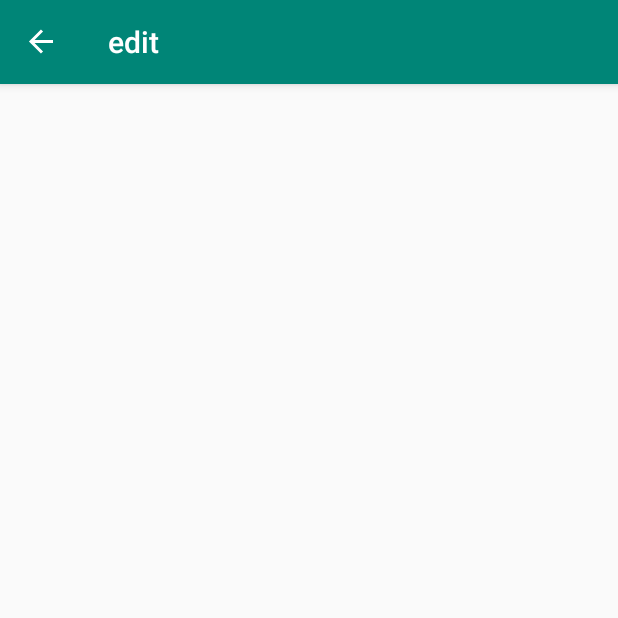
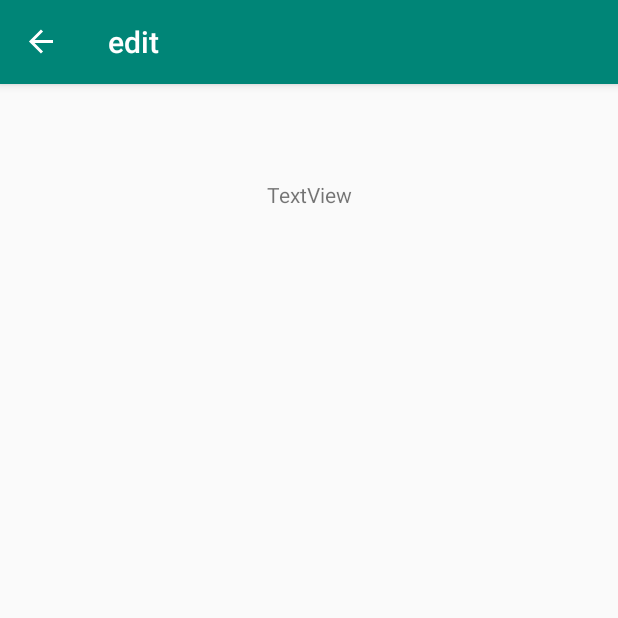
Before and after one commit to tee29909/finalPhon2, an Android app: the edit screen opened through its navigation route, on a phone screen of 412 x 824 dp, the top half of it. Run offline under Robolectric (Android 15) with nearby library versions, the phone set to English and light mode, and no system bars; our stand-ins replace Room's generated code, Timber, data binding, navigation-ui.

Commit message:
new code

```diff
--- a/app/build.gradle
+++ b/app/build.gradle
@@ -46,8 +46,9 @@ dependencies {
     implementation 'androidx.lifecycle:lifecycle-extensions:2.0.0'
     implementation "androidx.navigation:navigation-fragment-ktx:$nav_version"
     implementation "androidx.navigation:navigation-ui-ktx:$nav_version"
-
-
+    implementation "org.jetbrains.kotlinx:kotlinx-coroutines-core:$coroutine_version"
+    implementation "org.jetbrains.kotlinx:kotlinx-coroutines-android:$coroutine_version"
+    implementation 'androidx.recyclerview:recyclerview:1.0.0'
     implementation "androidx.room:room-runtime:$room_version"
     implementation 'androidx.legacy:legacy-support-v4:1.0.0'
     kapt "androidx.room:room-compiler:$room_version"
--- a/app/src/main/java/buu/informatics/s59160102/luckyperson/ListPersonAdapter.kt
+++ /dev/null
@@ -1 +0,0 @@
-package buu.informatics.s59160102.luckyperson
--- a/app/src/main/java/buu/informatics/s59160102/luckyperson/ViewModelAdd.kt
+++ b/app/src/main/java/buu/informatics/s59160102/luckyperson/ViewModelAdd.kt
@@ -1,14 +1,13 @@
 package buu.informatics.s59160102.luckyperson
 
 import android.app.Application
-import android.provider.SyncStateContract.Helpers.insert
 import android.util.Log
 import androidx.lifecycle.AndroidViewModel
 import androidx.lifecycle.LiveData
 import androidx.lifecycle.MutableLiveData
 import androidx.lifecycle.Transformations
-import buu.informatics.s59160102.luckyperson.Database.ListName
-import buu.informatics.s59160102.luckyperson.Database.editDao
+import buu.informatics.s59160102.luckyperson.database.ListName
+import buu.informatics.s59160102.luckyperson.database.editDao
 import kotlinx.coroutines.*
 
 class ViewModelAdd (
--- a/app/src/main/java/buu/informatics/s59160102/luckyperson/ViewModelAddFactory.kt
+++ b/app/src/main/java/buu/informatics/s59160102/luckyperson/ViewModelAddFactory.kt
@@ -3,7 +3,7 @@ package buu.informatics.s59160102.luckyperson
 import android.app.Application
 import androidx.lifecycle.ViewModel
 import androidx.lifecycle.ViewModelProvider
-import buu.informatics.s59160102.luckyperson.Database.editDao
+import buu.informatics.s59160102.luckyperson.database.editDao
 
 class ViewModelAddFactory (
     private val dataSource: editDao,
--- a/app/src/main/java/buu/informatics/s59160102/luckyperson/ViewModelEdit.kt
+++ b/app/src/main/java/buu/informatics/s59160102/luckyperson/ViewModelEdit.kt
@@ -5,26 +5,64 @@ import android.util.Log
 import androidx.lifecycle.AndroidViewModel
 import androidx.lifecycle.LiveData
 import androidx.lifecycle.MutableLiveData
-import androidx.lifecycle.ViewModel
-import buu.informatics.s59160102.luckyperson.Database.editDao
-import kotlinx.coroutines.CoroutineScope
-import kotlinx.coroutines.Dispatchers
-import kotlinx.coroutines.Job
+import buu.informatics.s59160102.luckyperson.database.editDao
+import kotlinx.coroutines.*
 
 class ViewModelEdit (
     val dataSource: editDao,
     application: Application
 ): AndroidViewModel(application)  {
+    private val _name = MutableLiveData<String>()
+    private val _sername = MutableLiveData<String>()
     private var viewModelJob = Job()
     private val uiScope = CoroutineScope(Dispatchers.Main + viewModelJob)
+    private val _navigateToInsert = MutableLiveData<Boolean>()
+    private val _navigateToInventory = MutableLiveData<Boolean>()
+    private val _navigateToEdit = MutableLiveData<Long>()
+    val navigateToInventory: LiveData<Boolean> get() = _navigateToInventory
+    val database = dataSource
+    val lists = database.getAllListNames()
 
-    private val _navigateToInventory = MutableLiveData<Boolean>()
-    val navigateToInventory: LiveData<Boolean> get() = _navigateToInventory
+    val name: LiveData<String>
+        get() = _name
+    val sername: LiveData<String>
+        get() = _sername
+
+
+
+
     init {
         Log.i("ViewModel", "ViewModel created!")
     }
-    override fun onCleared() {
-        super.onCleared()
-        Log.i("ViewModel", "ViewModel destroyed!")
+
+
+    fun onClickAdd(){
+        uiScope.launch {
+            _navigateToInsert.value = true
+        }
+    }
+    fun doneNavigating(){
+        _navigateToInsert.value = null
+    }
+
+    fun onClear() {
+        uiScope.launch {
+            // Clear the database table.
+            clear()
+
+        }
+    }
+    private suspend fun clear() {
+        withContext(Dispatchers.IO) {
+            database.clear()
+        }
+    }
+
+    fun onListClicked(id: Long) {
+
+        _navigateToEdit.value = id
+    }
+    fun onEditNavigated() {
+        _navigateToEdit.value = null
     }
 }
--- a/app/src/main/java/buu/informatics/s59160102/luckyperson/ViewModelEditFactory.kt
+++ b/app/src/main/java/buu/informatics/s59160102/luckyperson/ViewModelEditFactory.kt
@@ -3,7 +3,7 @@ package buu.informatics.s59160102.luckyperson
 import android.app.Application
 import androidx.lifecycle.ViewModel
 import androidx.lifecycle.ViewModelProvider
-import buu.informatics.s59160102.luckyperson.Database.editDao
+import buu.informatics.s59160102.luckyperson.database.editDao
 
 class ViewModelEditFactory (
     private val dataSource: editDao,
--- a/app/src/main/java/buu/informatics/s59160102/luckyperson/add.kt
+++ b/app/src/main/java/buu/informatics/s59160102/luckyperson/add.kt
@@ -7,14 +7,11 @@ import androidx.fragment.app.Fragment
 import android.view.LayoutInflater
 import android.view.View
 import android.view.ViewGroup
-import android.widget.Toast
 import androidx.databinding.DataBindingUtil
-import androidx.lifecycle.Observer
 import androidx.lifecycle.ViewModelProviders
 import androidx.navigation.findNavController
-import buu.informatics.s59160102.luckyperson.Database.editDatabase
+import buu.informatics.s59160102.luckyperson.database.editDatabase
 import buu.informatics.s59160102.luckyperson.databinding.FragmentAddBinding
-import buu.informatics.s59160102.luckyperson.databinding.FragmentEditBinding
 
 /**
  * A simple [Fragment] subclass.
--- a/app/src/main/java/buu/informatics/s59160102/luckyperson/Database/ListName.kt
+++ b/app/src/main/java/buu/informatics/s59160102/luckyperson/database/ListName.kt
@@ -1,4 +1,4 @@
-package buu.informatics.s59160102.luckyperson.Database
+package buu.informatics.s59160102.luckyperson.database
 
 import androidx.room.ColumnInfo
 import androidx.room.Entity
--- a/app/src/main/java/buu/informatics/s59160102/luckyperson/Database/editDao.kt
+++ b/app/src/main/java/buu/informatics/s59160102/luckyperson/database/editDao.kt
@@ -1,4 +1,4 @@
-package buu.informatics.s59160102.luckyperson.Database
+package buu.informatics.s59160102.luckyperson.database
 
 import androidx.lifecycle.LiveData
 import androidx.room.Dao
--- a/app/src/main/java/buu/informatics/s59160102/luckyperson/Database/editDatabase.kt
+++ b/app/src/main/java/buu/informatics/s59160102/luckyperson/database/editDatabase.kt
@@ -1,4 +1,4 @@
-package buu.informatics.s59160102.luckyperson.Database
+package buu.informatics.s59160102.luckyperson.database
 
 import android.content.Context
 import androidx.room.Database
--- a/app/src/main/java/buu/informatics/s59160102/luckyperson/edit.kt
+++ b/app/src/main/java/buu/informatics/s59160102/luckyperson/edit.kt
@@ -7,19 +7,17 @@ import android.view.LayoutInflater
 import android.view.View
 import android.view.ViewGroup
 import androidx.databinding.DataBindingUtil
-import androidx.lifecycle.ViewModel
-import androidx.lifecycle.ViewModelProvider
+import androidx.lifecycle.Observer
 import androidx.lifecycle.ViewModelProviders
 import androidx.navigation.findNavController
-import buu.informatics.s59160102.luckyperson.Database.editDatabase
+import buu.informatics.s59160102.luckyperson.database.editDatabase
 import buu.informatics.s59160102.luckyperson.databinding.FragmentEditBinding
-import buu.informatics.s59160102.luckyperson.databinding.FragmentRandomBinding
 
 /**
  * A simple [Fragment] subclass.
  */
 class edit : Fragment() {
-    private lateinit var viewModel: ViewModelEdit
+
 
     override fun onCreateView(
         inflater: LayoutInflater, container: ViewGroup?,
@@ -34,13 +32,19 @@ class edit : Fragment() {
         val viewModelFactory = ViewModelEditFactory(dataSource,application)
 
 
+
         val ListPerson =
             ViewModelProviders.of(
                 this, viewModelFactory).get(ViewModelEdit::class.java)
 
 
         binding.viewModelEdit = ListPerson
-        binding.setLifecycleOwner(this)
+        ListPerson.name.observe(this, Observer { newSum ->
+                        binding.textView2.text = newSum.toString()
+        })
+
+
+
 
 //        val adapter = ListBankAdapter(ListBankListener { bankId ->
 //            //            Toast.makeText(context, "${bankId}", Toast.LENGTH_SHORT).show()
@@ -48,6 +52,11 @@ class edit : Fragment() {
 //        })
 
 
+        val adapter = ListBankAdapter(ListBankListener { bankId ->
+            //            Toast.makeText(context, "${bankId}", Toast.LENGTH_SHORT).show()
+            //viewModel.onBankClicked(bankId)
+
+        })
 
 
 
@@ -57,8 +66,15 @@ class edit : Fragment() {
 
         binding.Add.setOnClickListener { view -> view.findNavController().navigate(editDirections.actionEdit2ToAdd2()) }
 
+        binding.LIstPersonAll.adapter = adapter
 
 
+        ListPerson.lists.observe(viewLifecycleOwner, Observer {
+            it?.let {
+                adapter.submitList(it)
+            }
+        })
+        binding.setLifecycleOwner(this)
         setHasOptionsMenu(true)
         return binding.root
     }
--- a/app/src/main/res/layout/fragment_edit.xml
+++ b/app/src/main/res/layout/fragment_edit.xml
@@ -41,8 +41,19 @@
             <androidx.recyclerview.widget.RecyclerView
                 android:id="@+id/LIstPersonAll"
                 android:layout_width="match_parent"
-                android:layout_height="match_parent" />
+                android:layout_height="match_parent"
+                app:layoutManager="androidx.recyclerview.widget.LinearLayoutManager" />
         </LinearLayout>
+
+        <TextView
+            android:id="@+id/textView2"
+            android:layout_width="wrap_content"
+            android:layout_height="wrap_content"
+            android:layout_marginTop="64dp"
+            android:text="TextView"
+            app:layout_constraintEnd_toEndOf="parent"
+            app:layout_constraintStart_toStartOf="parent"
+            app:layout_constraintTop_toTopOf="parent" />
 
     </androidx.constraintlayout.widget.ConstraintLayout>
 
```
Also changed, not shown: app/src/main/java/buu/informatics/s59160102/luckyperson/editAdapter.kt (added, +69 -0 lines), app/src/main/res/layout/text_item_view.xml (added, +23 -0 lines), 1 other file.
